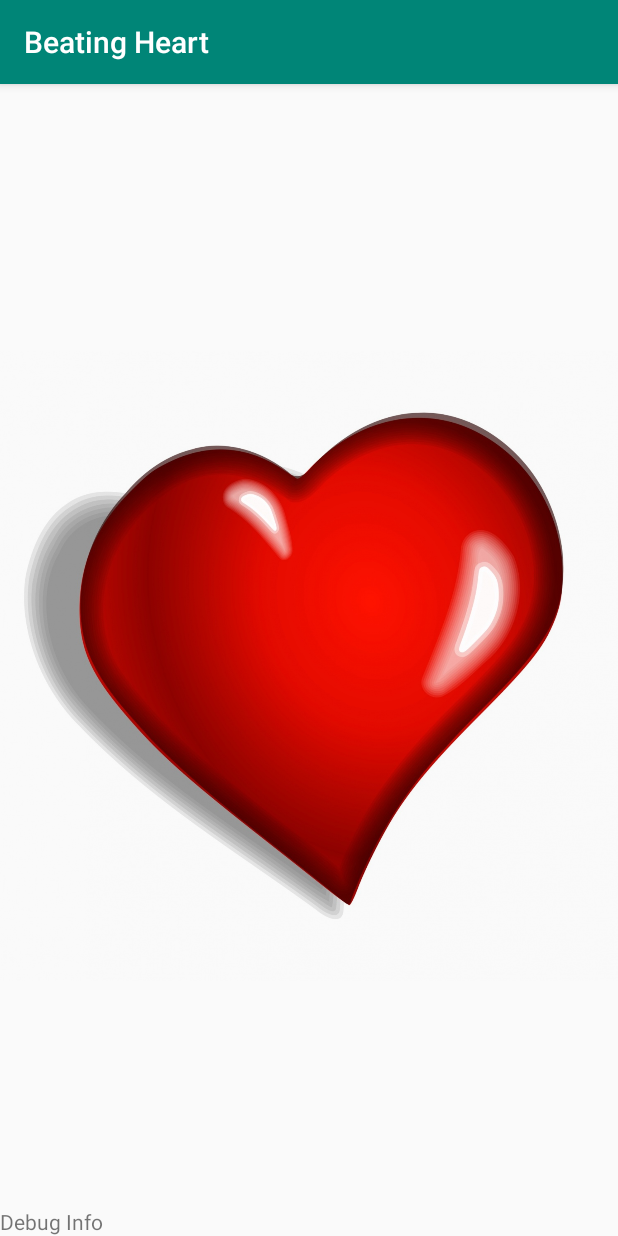
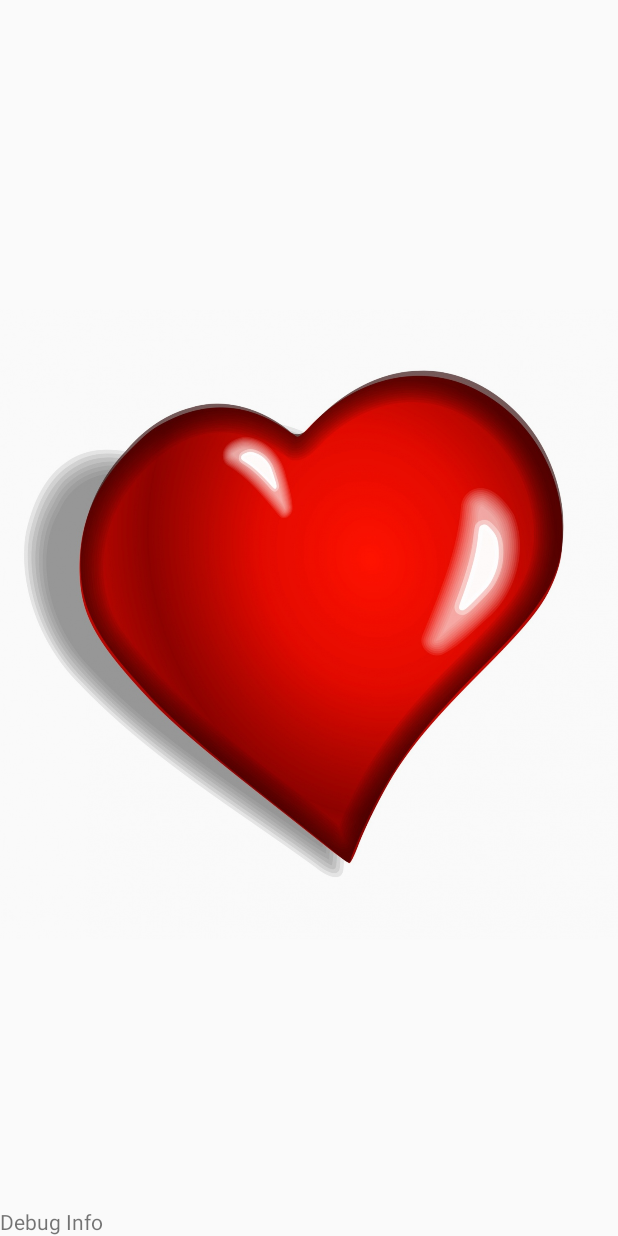
Before and after one commit to dominique-unruh/android-heart, an Android app: the screen it shows after launch (MainActivity), on a phone screen of 412 x 824 dp. Run offline under Robolectric (Android 15) with nearby library versions, the phone set to English and light mode, and no system bars.

Commit message:
Made app fullscreen

```diff
--- a/app/build.gradle
+++ b/app/build.gradle
@@ -16,7 +16,7 @@ android {
     compileSdkVersion 29
     defaultConfig {
         applicationId "de.unruh.beatingheart"
-        minSdkVersion 19
+        minSdkVersion 21
         targetSdkVersion 29
         versionCode 1
         versionName "1.0"
--- a/app/src/main/java/de/unruh/beatingheart/MainActivity.kt
+++ b/app/src/main/java/de/unruh/beatingheart/MainActivity.kt
@@ -7,6 +7,7 @@ import android.annotation.SuppressLint
 import android.media.MediaPlayer
 import android.os.Build
 import android.os.Bundle
+import android.view.View
 import android.widget.ImageView
 import android.widget.TextView
 import androidx.annotation.RequiresApi
@@ -94,6 +95,12 @@ class MainActivity : AppCompatActivity() {
             looper.delay = Random.nextLong(0, 2000)
 //            looper.delay = 0L
         }
+
+        window.decorView.systemUiVisibility =
+            View.SYSTEM_UI_FLAG_LAYOUT_STABLE or
+                    View.SYSTEM_UI_FLAG_LAYOUT_HIDE_NAVIGATION or
+                    View.SYSTEM_UI_FLAG_HIDE_NAVIGATION or
+                    View.SYSTEM_UI_FLAG_IMMERSIVE
     }
 
     override fun onPause() {
--- a/app/src/main/res/values/styles.xml
+++ b/app/src/main/res/values/styles.xml
@@ -1,11 +1,16 @@
 <resources>
 
     <!-- Base application theme. -->
-    <style name="AppTheme" parent="Theme.AppCompat.Light.DarkActionBar">
+    <style name="AppTheme" parent="Theme.AppCompat.Light.NoActionBar">
         <!-- Customize your theme here. -->
         <item name="colorPrimary">@color/colorPrimary</item>
         <item name="colorPrimaryDark">@color/colorPrimaryDark</item>
         <item name="colorAccent">@color/colorAccent</item>
+
+        <item name="android:navigationBarColor">#40000000</item>
+        <item name="android:statusBarColor">#FFFFFF</item>
+<!--        <item name="android:windowNoTitle">true</item>-->
+        <item name="android:windowFullscreen">true</item>
     </style>
 
 </resources>
```
